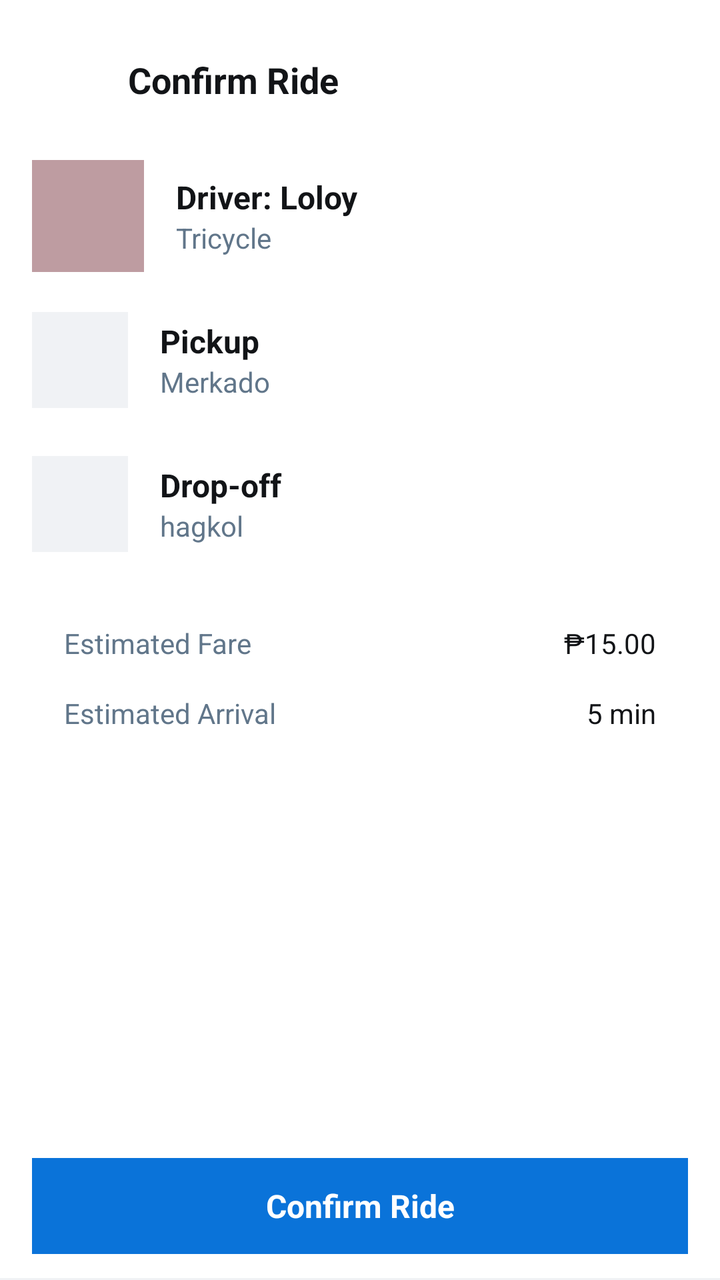
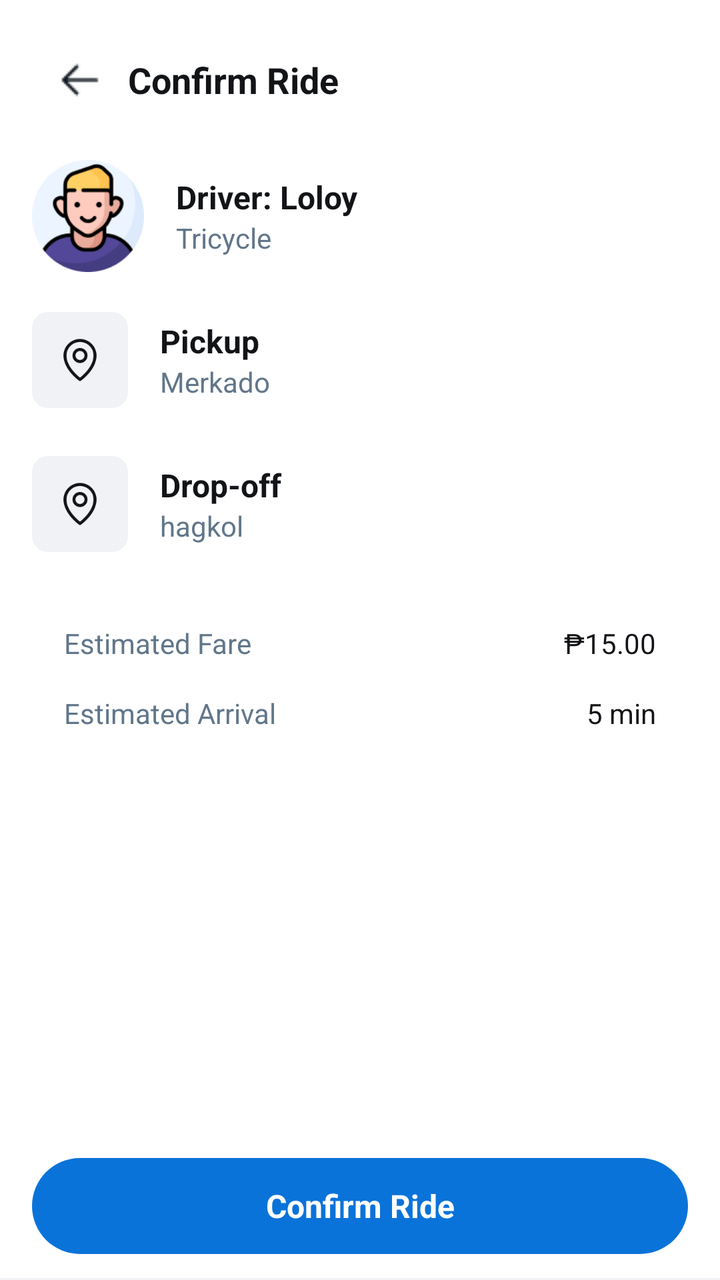

An Android layout rendered at two revisions. The XML below is the earlier revision; the diff shows what the commit changed to produce the second picture.
<!-- AndroidManifest.xml: application theme Theme.Tricycle_app -->
<!-- res/layout/userdriverconfirm.xml -->
<?xml version="1.0" encoding="utf-8"?>
<LinearLayout xmlns:android="http://schemas.android.com/apk/res/android"
    android:layout_width="match_parent"
    android:layout_height="match_parent"
    android:orientation="vertical"
    android:background="#FFFFFF">

    <LinearLayout
        android:layout_width="match_parent"
        android:layout_height="0dp"
        android:layout_weight="1"
        android:orientation="vertical"
        android:paddingStart="16dp"
        android:paddingEnd="16dp">

        <LinearLayout
            android:layout_width="match_parent"
            android:layout_height="wrap_content"
            android:orientation="horizontal"
            android:gravity="center_vertical"
            android:paddingTop="16dp"
            android:paddingBottom="8dp">

            <LinearLayout
                android:layout_width="48dp"
                android:layout_height="48dp"
                android:gravity="center">
                <View
                    android:layout_width="24dp"
                    android:layout_height="24dp"
                    android:background="@android:color/transparent"/>
            </LinearLayout>

            <TextView
                android:layout_width="wrap_content"
                android:layout_height="wrap_content"
                android:text="Confirm Ride"
                android:textSize="18sp"
                android:textStyle="bold"
                android:textColor="#121417"
                android:paddingEnd="48dp"/>
        </LinearLayout>

        <LinearLayout
            android:layout_width="match_parent"
            android:layout_height="wrap_content"
            android:orientation="horizontal"
            android:gravity="center_vertical"
            android:paddingTop="8dp"
            android:paddingBottom="8dp"
            android:minHeight="72dp">

            <View
                android:layout_width="56dp"
                android:layout_height="56dp"
                android:background="#807F3B45"/>
            <LinearLayout
                android:layout_width="0dp"
                android:layout_height="wrap_content"
                android:layout_weight="1"
                android:orientation="vertical"
                android:layout_marginStart="16dp">

                <TextView
                    android:layout_width="wrap_content"
                    android:layout_height="wrap_content"
                    android:text="Driver: Loloy"
                    android:textSize="16sp"
                    android:textStyle="bold"
                    android:textColor="#121417"/>

                <TextView
                    android:layout_width="wrap_content"
                    android:layout_height="wrap_content"
                    android:text="Tricycle"
                    android:textSize="14sp"
                    android:textColor="#61768A"/>
            </LinearLayout>
        </LinearLayout>

        <LinearLayout
            android:layout_width="match_parent"
            android:layout_height="wrap_content"
            android:orientation="horizontal"
            android:gravity="center_vertical"
            android:paddingTop="8dp"
            android:paddingBottom="8dp"
            android:minHeight="72dp">

            <LinearLayout
                android:layout_width="48dp"
                android:layout_height="48dp"
                android:background="#F0F2F5"
                android:gravity="center">
                <View
                    android:layout_width="24dp"
                    android:layout_height="24dp"
                    android:background="@android:color/transparent"/>
            </LinearLayout>

            <LinearLayout
                android:layout_width="0dp"
                android:layout_height="wrap_content"
                android:layout_weight="1"
                android:orientation="vertical"
                android:layout_marginStart="16dp">

                <TextView
                    android:layout_width="wrap_content"
                    android:layout_height="wrap_content"
                    android:text="Pickup"
                    android:textSize="16sp"
                    android:textStyle="bold"
                    android:textColor="#121417"/>

                <TextView
                    android:layout_width="wrap_content"
                    android:layout_height="wrap_content"
                    android:text="Merkado"
                    android:textSize="14sp"
                    android:textColor="#61768A"/>
            </LinearLayout>
        </LinearLayout>

        <LinearLayout
            android:layout_width="match_parent"
            android:layout_height="wrap_content"
            android:orientation="horizontal"
            android:gravity="center_vertical"
            android:paddingTop="8dp"
            android:paddingBottom="8dp"
            android:minHeight="72dp">

            <LinearLayout
                android:layout_width="48dp"
                android:layout_height="48dp"
                android:background="#F0F2F5"
                android:gravity="center">
                <View
                    android:layout_width="24dp"
                    android:layout_height="24dp"
                    android:background="@android:color/transparent"/>
            </LinearLayout>

            <LinearLayout
                android:layout_width="0dp"
                android:layout_height="wrap_content"
                android:layout_weight="1"
                android:orientation="vertical"
                android:layout_marginStart="16dp">

                <TextView
                    android:layout_width="wrap_content"
                    android:layout_height="wrap_content"
                    android:text="Drop-off"
                    android:textSize="16sp"
                    android:textStyle="bold"
                    android:textColor="#121417"/>

                <TextView
                    android:layout_width="wrap_content"
                    android:layout_height="wrap_content"
                    android:text="hagkol"
                    android:textSize="14sp"
                    android:textColor="#61768A"/>
            </LinearLayout>
        </LinearLayout>

        <LinearLayout
            android:layout_width="match_parent"
            android:layout_height="wrap_content"
            android:orientation="vertical"
            android:padding="16dp">

            <LinearLayout
                android:layout_width="match_parent"
                android:layout_height="wrap_content"
                android:orientation="horizontal"
                android:paddingTop="8dp"
                android:paddingBottom="8dp">

                <TextView
                    android:layout_width="0dp"
                    android:layout_height="wrap_content"
                    android:layout_weight="1"
                    android:text="Estimated Fare"
                    android:textSize="14sp"
                    android:textColor="#61768A"/>

                <TextView
                    android:layout_width="wrap_content"
                    android:layout_height="wrap_content"
                    android:text="₱15.00"
                    android:textSize="14sp"
                    android:textColor="#121417"/>
            </LinearLayout>

            <LinearLayout
                android:layout_width="match_parent"
                android:layout_height="wrap_content"
                android:orientation="horizontal"
                android:paddingTop="8dp"
                android:paddingBottom="8dp">

                <TextView
                    android:layout_width="0dp"
                    android:layout_height="wrap_content"
                    android:layout_weight="1"
                    android:text="Estimated Arrival"
                    android:textSize="14sp"
                    android:textColor="#61768A"/>

                <TextView
                    android:layout_width="wrap_content"
                    android:layout_height="wrap_content"
                    android:text="5 min"
                    android:textSize="14sp"
                    android:textColor="#121417"/>
            </LinearLayout>
        </LinearLayout>

    </LinearLayout>

    <LinearLayout
        android:layout_width="match_parent"
        android:layout_height="wrap_content"
        android:orientation="vertical">

        <LinearLayout
            android:layout_width="match_parent"
            android:layout_height="wrap_content"
            android:paddingStart="16dp"
            android:paddingEnd="16dp"
            android:paddingTop="12dp"
            android:paddingBottom="12dp">

            <TextView
                android:layout_width="match_parent"
                android:layout_height="48dp"
                android:background="#0A73D9"
                android:text="Confirm Ride"
                android:textColor="#FFFFFF"
                android:gravity="center"
                android:textStyle="bold"
                android:textSize="16sp"
                android:clickable="true"
                android:focusable="true"/>
        </LinearLayout>

        <View
            android:layout_width="match_parent"
            android:layout_height="1dp"
            android:background="#F0F2F5"/>

    </LinearLayout>

</LinearLayout>
<!-- resources referenced by this layout -->
<resources>
  <style name="Theme.Tricycle_app" parent="Base.Theme.Tricycle_app" />
  <style name="Base.Theme.Tricycle_app" parent="Theme.Material3.DayNight.NoActionBar">
          
          
      </style>
</resources>

<!-- the commit's change to res/layout/userdriverconfirm.xml (unified diff, before → after) -->
@@ -22,13 +22,16 @@
             android:paddingBottom="8dp">
 
             <LinearLayout
+                android:id="@+id/btnBack"
                 android:layout_width="48dp"
                 android:layout_height="48dp"
-                android:gravity="center">
+                android:gravity="center"
+                android:clickable="true"
+                android:focusable="true">
                 <View
                     android:layout_width="24dp"
                     android:layout_height="24dp"
-                    android:background="@android:color/transparent"/>
+                    android:background="@drawable/arrow" />
             </LinearLayout>
 
             <TextView
@@ -53,7 +56,8 @@
             <View
                 android:layout_width="56dp"
                 android:layout_height="56dp"
-                android:background="#807F3B45"/>
+                android:background="@drawable/person" />
+
             <LinearLayout
                 android:layout_width="0dp"
                 android:layout_height="wrap_content"
@@ -90,12 +94,13 @@
             <LinearLayout
                 android:layout_width="48dp"
                 android:layout_height="48dp"
-                android:background="#F0F2F5"
+                android:background="@drawable/bg_rounded_light_grey"
                 android:gravity="center">
+
                 <View
                     android:layout_width="24dp"
                     android:layout_height="24dp"
-                    android:background="@android:color/transparent"/>
+                    android:background="@drawable/betterpin" />
             </LinearLayout>
 
             <LinearLayout
@@ -134,12 +139,13 @@
             <LinearLayout
                 android:layout_width="48dp"
                 android:layout_height="48dp"
-                android:background="#F0F2F5"
+                android:background="@drawable/bg_rounded_light_grey"
                 android:gravity="center">
+
                 <View
                     android:layout_width="24dp"
                     android:layout_height="24dp"
-                    android:background="@android:color/transparent"/>
+                    android:background="@drawable/betterpin" />
             </LinearLayout>
 
             <LinearLayout
@@ -235,9 +241,10 @@
             android:paddingBottom="12dp">
 
             <TextView
+                android:id="@+id/btnConfirmRide"
                 android:layout_width="match_parent"
                 android:layout_height="48dp"
-                android:background="#0A73D9"
+                android:background="@drawable/bg_pill_blue"
                 android:text="Confirm Ride"
                 android:textColor="#FFFFFF"
                 android:gravity="center"
<!-- resource entries referenced after the edit -->
@@ -1,5 +1,20 @@
 <!-- resources referenced by this layout -->
 <resources>
+  <!-- drawable arrow: png bitmap (drawable, 284 bytes) -->
+  <!-- drawable betterpin: png bitmap (drawable, 2818 bytes) -->
+  <!-- drawable bg_pill_blue (drawable) -->
+  <?xml version="1.0" encoding="utf-8"?>
+  <shape xmlns:android="http://schemas.android.com/apk/res/android"
+      android:shape="rectangle">
+      <solid android:color="#0A73D9" /> <corners android:radius="100dp" /> </shape>
+  <!-- drawable bg_rounded_light_grey (drawable) -->
+  <?xml version="1.0" encoding="utf-8"?>
+  <shape xmlns:android="http://schemas.android.com/apk/res/android"
+      android:shape="rectangle">
+      <solid android:color="#F0F2F5" />
+      <corners android:radius="8dp" />
+  </shape>
+  <!-- drawable person: png bitmap (drawable, 9181 bytes) -->
   <style name="Theme.Tricycle_app" parent="Base.Theme.Tricycle_app" />
   <style name="Base.Theme.Tricycle_app" parent="Theme.Material3.DayNight.NoActionBar">
           
